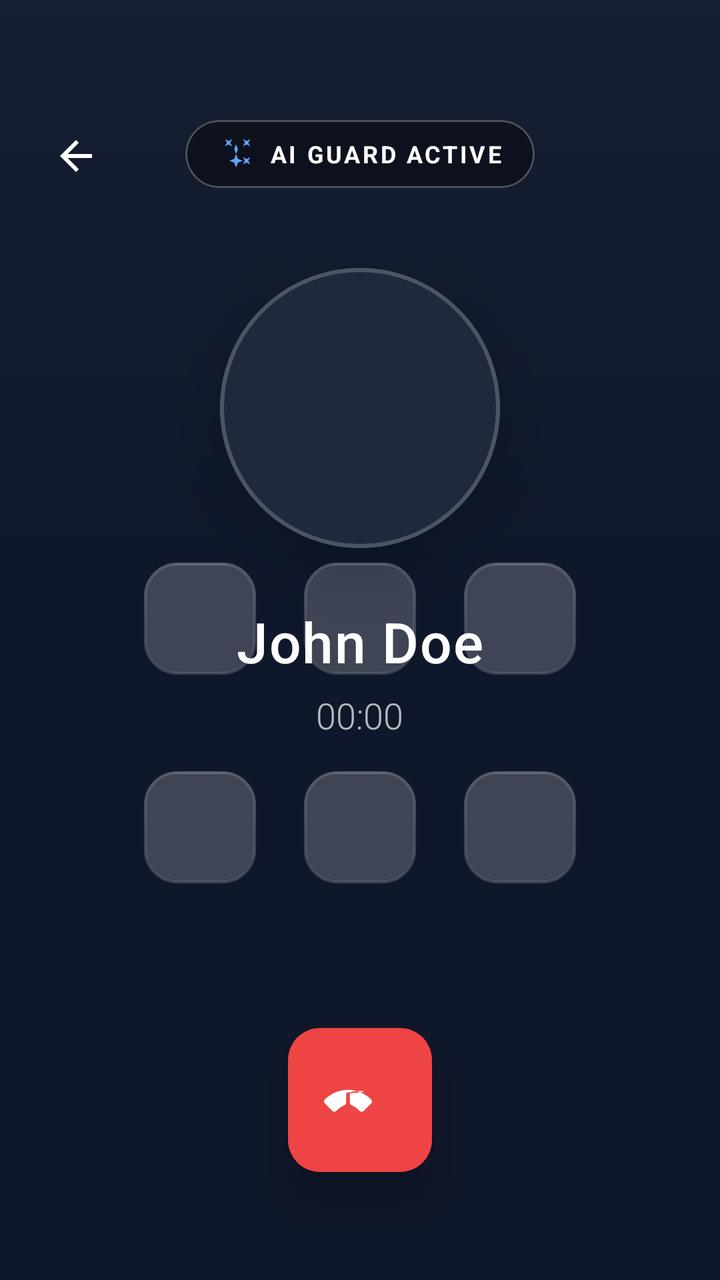
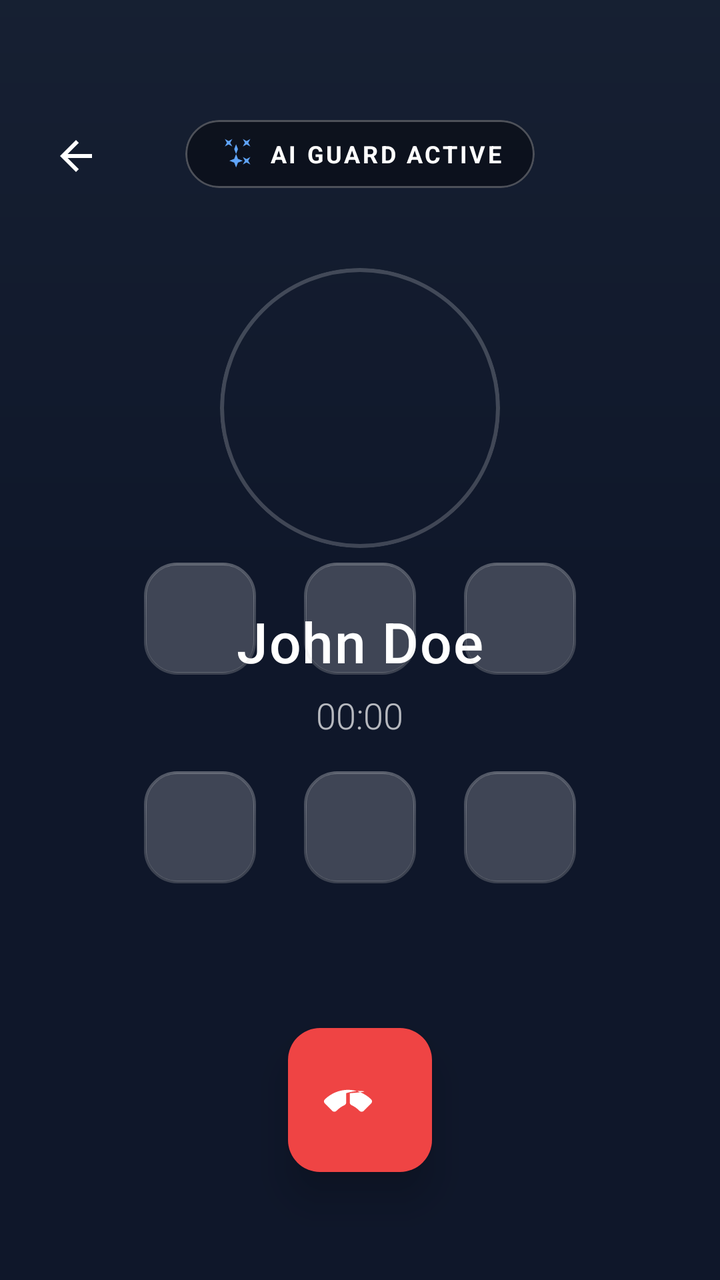

Compare the two renders of this Android layout. The source of the first and the diff that turns it into the second are given below.
<!-- AndroidManifest.xml: activity theme Theme.RealConnect -->
<!-- res/layout/activity_calling.xml -->
<?xml version="1.0" encoding="utf-8"?>
<androidx.constraintlayout.widget.ConstraintLayout xmlns:android="http://schemas.android.com/apk/res/android"
    xmlns:app="http://schemas.android.com/apk/res-auto"
    xmlns:tools="http://schemas.android.com/tools"
    android:id="@+id/root_calling_layout"
    android:layout_width="match_parent"
    android:layout_height="match_parent"
    android:background="#0F172A"
    android:clickable="true"
    android:focusable="true"
    tools:context=".CallingActivity">

    
    <org.webrtc.SurfaceViewRenderer
        android:id="@+id/fullscreen_video_view"
        android:layout_width="match_parent"
        android:layout_height="match_parent"
        android:visibility="gone"
        app:layout_constraintBottom_toBottomOf="parent"
        app:layout_constraintEnd_toEndOf="parent"
        app:layout_constraintStart_toStartOf="parent"
        app:layout_constraintTop_toTopOf="parent" />

    
    <View
        android:id="@+id/video_overlay_gradient_top"
        android:layout_width="match_parent"
        android:layout_height="220dp"
        android:background="@drawable/bg_calling_gradient"
        android:alpha="0.75"
        android:visibility="gone"
        app:layout_constraintTop_toTopOf="parent" />

    <View
        android:id="@+id/video_overlay_gradient_bottom"
        android:layout_width="match_parent"
        android:layout_height="280dp"
        android:background="#DD0F172A"
        android:visibility="gone"
        app:layout_constraintBottom_toBottomOf="parent" />

    
    <View
        android:id="@+id/voice_bg_glow"
        android:layout_width="match_parent"
        android:layout_height="300dp"
        android:background="@drawable/bg_calling_gradient"
        android:alpha="0.5"
        app:layout_constraintTop_toTopOf="parent" />

    
    <com.google.android.material.card.MaterialCardView
        android:id="@+id/card_pip_video"
        android:layout_width="110dp"
        android:layout_height="155dp"
        android:layout_marginTop="56dp"
        android:layout_marginEnd="16dp"
        android:visibility="gone"
        android:clickable="true"
        android:focusable="true"
        app:cardBackgroundColor="#1E293B"
        app:cardCornerRadius="16dp"
        app:cardElevation="20dp"
        app:strokeColor="#60A5FA"
        app:strokeWidth="2dp"
        app:layout_constraintEnd_toEndOf="parent"
        app:layout_constraintTop_toTopOf="parent">

        <org.webrtc.SurfaceViewRenderer
            android:id="@+id/pip_video_view"
            android:layout_width="match_parent"
            android:layout_height="match_parent" />
    </com.google.android.material.card.MaterialCardView>

    
    <ImageButton
        android:id="@+id/btn_minimize_call"
        android:layout_width="44dp"
        android:layout_height="44dp"
        android:layout_marginStart="16dp"
        android:layout_marginTop="56dp"
        android:background="?attr/selectableItemBackgroundBorderless"
        android:src="@drawable/ic_arrow_back"
        android:contentDescription="Minimize Call"
        app:tint="@color/white"
        app:layout_constraintStart_toStartOf="parent"
        app:layout_constraintTop_toTopOf="parent" />

    
    <com.google.android.material.card.MaterialCardView
        android:id="@+id/ai_status_badge"
        android:layout_width="wrap_content"
        android:layout_height="wrap_content"
        android:layout_marginTop="60dp"
        app:cardBackgroundColor="#66000000"
        app:cardCornerRadius="20dp"
        app:cardElevation="0dp"
        app:strokeColor="#44FFFFFF"
        app:strokeWidth="1dp"
        app:layout_constraintEnd_toEndOf="parent"
        app:layout_constraintStart_toStartOf="parent"
        app:layout_constraintTop_toTopOf="parent">

        <LinearLayout
            android:layout_width="wrap_content"
            android:layout_height="wrap_content"
            android:gravity="center_vertical"
            android:orientation="horizontal"
            android:paddingHorizontal="16dp"
            android:paddingVertical="8dp">

            <ImageView
                android:id="@+id/ai_icon"
                android:layout_width="18dp"
                android:layout_height="18dp"
                android:src="@drawable/ic_ai_mode"
                app:tint="#60A5FA" />

            <TextView
                android:id="@+id/text_ai_status"
                android:layout_width="wrap_content"
                android:layout_height="wrap_content"
                android:layout_marginStart="8dp"
                android:text="AI GUARD ACTIVE"
                android:textColor="#FFFFFF"
                android:textSize="12sp"
                android:textStyle="bold"
                android:letterSpacing="0.1" />
        </LinearLayout>
    </com.google.android.material.card.MaterialCardView>

    
    <com.google.android.material.card.MaterialCardView
        android:id="@+id/card_avatar"
        android:layout_width="140dp"
        android:layout_height="140dp"
        android:layout_marginTop="40dp"
        app:cardCornerRadius="70dp"
        app:cardElevation="20dp"
        app:strokeWidth="2dp"
        app:strokeColor="#33FFFFFF"
        app:layout_constraintEnd_toEndOf="parent"
        app:layout_constraintStart_toStartOf="parent"
        app:layout_constraintTop_toBottomOf="@id/ai_status_badge">

        <ImageView
            android:id="@+id/img_avatar_calling"
            android:layout_width="match_parent"
            android:layout_height="match_parent"
            android:background="#1E293B"
            android:scaleType="centerCrop"
            android:contentDescription="@string/desc_caller_avatar" />
    </com.google.android.material.card.MaterialCardView>

    
    <LinearLayout
        android:id="@+id/caller_info_container"
        android:layout_width="wrap_content"
        android:layout_height="wrap_content"
        android:gravity="center"
        android:orientation="vertical"
        android:layout_marginTop="28dp"
        app:layout_constraintEnd_toEndOf="parent"
        app:layout_constraintStart_toStartOf="parent"
        app:layout_constraintTop_toBottomOf="@id/card_avatar">

        <TextView
            android:id="@+id/text_caller_name"
            android:layout_width="wrap_content"
            android:layout_height="wrap_content"
            android:text="John Doe"
            android:textColor="@color/white"
            android:textSize="28sp"
            android:fontFamily="sans-serif-medium"
            android:letterSpacing="0.02" />

        <TextView
            android:id="@+id/text_call_timer"
            android:layout_width="wrap_content"
            android:layout_height="wrap_content"
            android:layout_marginTop="6dp"
            android:text="@string/timer_initial"
            android:textColor="#B3FFFFFF"
            android:textSize="18sp"
            android:fontFamily="sans-serif-light" />
    </LinearLayout>

    
    <TextView
        android:id="@+id/text_spam_warning"
        android:layout_width="wrap_content"
        android:layout_height="wrap_content"
        android:layout_marginTop="16dp"
        android:background="#FEF2F2"
        android:paddingHorizontal="16dp"
        android:paddingVertical="8dp"
        android:text="⚠ POSSIBLE SPAM CALL"
        android:textColor="#EF4444"
        android:textSize="14sp"
        android:textStyle="bold"
        android:visibility="gone"
        app:layout_constraintEnd_toEndOf="parent"
        app:layout_constraintStart_toStartOf="parent"
        app:layout_constraintTop_toBottomOf="@id/caller_info_container" />

    
    <androidx.constraintlayout.widget.ConstraintLayout
        android:id="@+id/controls_container"
        android:layout_width="match_parent"
        android:layout_height="wrap_content"
        android:layout_marginBottom="36dp"
        app:layout_constraintBottom_toTopOf="@+id/btn_end_call">

        <GridLayout
            android:layout_width="wrap_content"
            android:layout_height="wrap_content"
            android:columnCount="3"
            android:alignmentMode="alignMargins"
            android:useDefaultMargins="true"
            app:layout_constraintEnd_toEndOf="parent"
            app:layout_constraintStart_toStartOf="parent"
            app:layout_constraintTop_toTopOf="parent">

            <include layout="@layout/item_call_action" android:id="@+id/action_mute" />
            <include layout="@layout/item_call_action" android:id="@+id/action_speaker" />
            <include layout="@layout/item_call_action" android:id="@+id/action_video" />
            <include layout="@layout/item_call_action" android:id="@+id/action_flip_camera" />
            <include layout="@layout/item_call_action" android:id="@+id/action_ai_mode" />
            <include layout="@layout/item_call_action" android:id="@+id/action_record" />

        </GridLayout>

    </androidx.constraintlayout.widget.ConstraintLayout>

    
    <com.google.android.material.floatingactionbutton.FloatingActionButton
        android:id="@+id/btn_accept_call"
        android:layout_width="wrap_content"
        android:layout_height="wrap_content"
        android:layout_marginBottom="54dp"
        android:layout_marginEnd="32dp"
        android:src="@drawable/ic_call"
        android:visibility="gone"
        app:backgroundTint="#22C55E"
        app:elevation="12dp"
        app:fabCustomSize="72dp"
        app:maxImageSize="36dp"
        app:layout_constraintBottom_toBottomOf="parent"
        app:layout_constraintEnd_toStartOf="@+id/btn_end_call"
        app:layout_constraintHorizontal_chainStyle="packed"
        app:layout_constraintStart_toStartOf="parent"
        app:tint="@color/white"
        android:contentDescription="@string/action_add" />

    <com.google.android.material.floatingactionbutton.FloatingActionButton
        android:id="@+id/btn_end_call"
        android:layout_width="wrap_content"
        android:layout_height="wrap_content"
        android:layout_marginBottom="54dp"
        android:src="@drawable/ic_call_end"
        app:backgroundTint="#EF4444"
        app:elevation="12dp"
        app:fabCustomSize="72dp"
        app:maxImageSize="36dp"
        app:layout_constraintBottom_toBottomOf="parent"
        app:layout_constraintEnd_toEndOf="parent"
        app:layout_constraintStart_toEndOf="@+id/btn_accept_call"
        app:tint="@color/white"
        android:contentDescription="@string/desc_end_call" />

</androidx.constraintlayout.widget.ConstraintLayout>
<!-- res/layout/item_call_action.xml (included above) -->
<?xml version="1.0" encoding="utf-8"?>
<LinearLayout xmlns:android="http://schemas.android.com/apk/res/android"
    xmlns:app="http://schemas.android.com/apk/res-auto"
    android:layout_width="wrap_content"
    android:layout_height="wrap_content"
    android:gravity="center"
    android:orientation="vertical"
    android:padding="8dp"
    android:clickable="true"
    android:focusable="true"
    android:background="?attr/selectableItemBackgroundBorderless">

    <com.google.android.material.floatingactionbutton.FloatingActionButton
        android:id="@+id/fab_action"
        android:layout_width="wrap_content"
        android:layout_height="wrap_content"
        android:clickable="false"
        android:focusable="false"
        app:backgroundTint="#33FFFFFF"
        app:elevation="0dp"
        app:fabSize="normal"
        app:tint="@color/white"
        app:borderWidth="1dp"
        app:strokeColor="#40FFFFFF" />

    <TextView
        android:id="@+id/text_action_label"
        android:layout_width="wrap_content"
        android:layout_height="wrap_content"
        android:layout_marginTop="8dp"
        android:textColor="@color/white"
        android:textSize="12sp"
        android:fontFamily="sans-serif-medium"
        android:alpha="0.8"
        android:clickable="false"
        android:focusable="false" />

</LinearLayout>
<!-- resources referenced by this layout -->
<resources>
  <color name="white">#FFFFFF</color>
  <!-- drawable bg_calling_gradient (drawable) -->
  <?xml version="1.0" encoding="utf-8"?>
  <shape xmlns:android="http://schemas.android.com/apk/res/android"
      android:shape="rectangle">
      <gradient
          android:angle="270"
          android:endColor="#0F172A"
          android:startColor="#1E293B"
          android:type="linear" />
  </shape>
  <!-- drawable ic_ai_mode (drawable) -->
  <vector xmlns:android="http://schemas.android.com/apk/res/android"
      android:width="24dp"
      android:height="24dp"
      android:viewportWidth="24"
      android:viewportHeight="24">
    <path
        android:fillColor="#8B5CF6"
        android:pathData="M7.5,5.6L10,7L8.6,4.5L10,2L7.5,3.4L5,2L6.4,4.5L5,7L7.5,5.6Z M19.5,15.4L17,14L18.4,16.5L17,19L19.5,17.6L22,19L20.6,16.5L22,14L19.5,15.4Z M22,2L19.5,3.4L17,2L18.4,4.5L17,7L19.5,5.6L22,7L20.6,4.5L22,2Z M11.25,8.75L12.5,12L11.25,15.25L8,16.5L11.25,17.75L12.5,21L13.75,17.75L17,16.5L13.75,15.25L12.5,12L13.75,8.75L12.5,5.5L11.25,8.75Z"/>
  </vector>
  <!-- drawable ic_arrow_back (drawable) -->
  <vector xmlns:android="http://schemas.android.com/apk/res/android"
      android:width="24dp"
      android:height="24dp"
      android:viewportWidth="24"
      android:viewportHeight="24"
      android:tint="?attr/colorControlNormal">
    <path
        android:fillColor="@android:color/white"
        android:pathData="M20,11H7.83l5.59,-5.59L12,4l-8,8 8,8 1.41,-1.41L7.83,13H20v-2z"/>
  </vector>
  <!-- drawable ic_call (drawable) -->
  <vector xmlns:android="http://schemas.android.com/apk/res/android"
      android:width="24dp"
      android:height="24dp"
      android:viewportWidth="24"
      android:viewportHeight="24"
      android:tint="?attr/colorControlNormal">
    <path
        android:fillColor="@android:color/white"
        android:pathData="M20.01,15.38c-1.23,0 -2.42,-0.2 -3.53,-0.56a0.977,0.977 0,0 0,-1.01 0.24l-2.2,2.2c-2.83,-1.44 -5.15,-3.75 -6.59,-6.59l2.2,-2.21a0.96,0.96 0,0 0,0.25 -1.01c-0.36,-1.11 -0.55,-2.3 -0.55,-3.53 0,-0.55 -0.45,-1 -1,-1H4.03c-0.55,0 -1,0.45 -1,1 0,9.39 7.61,17 17,17 0.55,0 1,-0.45 1,-1v-3.52c0,-0.55 -0.45,-1 -1,-1z"/>
  </vector>
  <string name="action_add">Add</string>
  <string name="desc_caller_avatar">Caller Avatar</string>
  <string name="desc_end_call">End Call</string>
  <string name="timer_initial">00:00</string>
  <style name="Theme.RealConnect" parent="Base.Theme.RealConnect" />
  <style name="Base.Theme.RealConnect" parent="Theme.Material3.DayNight.NoActionBar">
          
          <item name="colorPrimary">@color/colorPrimary</item>
          <item name="colorPrimaryVariant">@color/colorPrimaryDark</item>
          <item name="colorOnPrimary">@color/white</item>
          
          <item name="colorSecondary">@color/colorAccent</item>
          <item name="colorOnSecondary">@color/black</item>
  
          
          <item name="android:statusBarColor">@color/background</item>
          <item name="android:windowLightStatusBar">true</item>
  
          
          <item name="android:windowBackground">@color/background</item>
          <item name="colorSurface">@color/surface</item>
          <item name="colorOnSurface">@color/onSurface</item>
      </style>
  <color name="colorPrimary">#0EA5E9</color>
  <color name="colorPrimaryDark">#0284C7</color>
  <color name="colorAccent">#38BDF8</color>
  <color name="black">#000000</color>
  <color name="background">#F8FAFC</color>
  <color name="surface">#FFFFFF</color>
  <color name="onSurface">#0F172A</color>
  <!-- unchanged entries left out for length: 1 -->
</resources>

<!-- the commit's change to res/layout/activity_calling.xml (unified diff, before → after) -->
@@ -5,12 +5,30 @@
     android:id="@+id/root_calling_layout"
     android:layout_width="match_parent"
     android:layout_height="match_parent"
-    android:background="#0F172A"
+    android:background="@android:color/transparent"
     android:clickable="true"
     android:focusable="true"
     tools:context=".CallingActivity">
 
     
+    <View
+        android:id="@+id/voice_mode_background"
+        android:layout_width="match_parent"
+        android:layout_height="match_parent"
+        android:background="#0F172A" />
+
+    
+    <VideoView
+        android:id="@+id/video_view_audio_bg"
+        android:layout_width="match_parent"
+        android:layout_height="match_parent"
+        android:visibility="gone"
+        app:layout_constraintBottom_toBottomOf="parent"
+        app:layout_constraintEnd_toEndOf="parent"
+        app:layout_constraintStart_toStartOf="parent"
+        app:layout_constraintTop_toTopOf="parent" />
+
+    
     <org.webrtc.SurfaceViewRenderer
         android:id="@+id/fullscreen_video_view"
         android:layout_width="match_parent"
@@ -21,23 +39,6 @@
         app:layout_constraintStart_toStartOf="parent"
         app:layout_constraintTop_toTopOf="parent" />
 
-    
-    <View
-        android:id="@+id/video_overlay_gradient_top"
-        android:layout_width="match_parent"
-        android:layout_height="220dp"
-        android:background="@drawable/bg_calling_gradient"
-        android:alpha="0.75"
-        android:visibility="gone"
-        app:layout_constraintTop_toTopOf="parent" />
-
-    <View
-        android:id="@+id/video_overlay_gradient_bottom"
-        android:layout_width="match_parent"
-        android:layout_height="280dp"
-        android:background="#DD0F172A"
-        android:visibility="gone"
-        app:layout_constraintBottom_toBottomOf="parent" />
 
     
     <View
@@ -58,9 +59,11 @@
         android:visibility="gone"
         android:clickable="true"
         android:focusable="true"
+        app:cardPreventCornerOverlap="false"
+        app:cardUseCompatPadding="false"
         app:cardBackgroundColor="#1E293B"
         app:cardCornerRadius="16dp"
-        app:cardElevation="20dp"
+        app:cardElevation="24dp"
         app:strokeColor="#60A5FA"
         app:strokeWidth="2dp"
         app:layout_constraintEnd_toEndOf="parent"
@@ -69,7 +72,8 @@
         <org.webrtc.SurfaceViewRenderer
             android:id="@+id/pip_video_view"
             android:layout_width="match_parent"
-            android:layout_height="match_parent" />
+            android:layout_height="match_parent"
+            android:visibility="gone" />
     </com.google.android.material.card.MaterialCardView>
 
     
@@ -136,9 +140,12 @@
         android:layout_height="140dp"
         android:layout_marginTop="40dp"
         app:cardCornerRadius="70dp"
-        app:cardElevation="20dp"
+        app:cardPreventCornerOverlap="false"
+        app:cardUseCompatPadding="false"
+        app:cardElevation="0dp"
         app:strokeWidth="2dp"
         app:strokeColor="#33FFFFFF"
+        app:cardBackgroundColor="@android:color/transparent"
         app:layout_constraintEnd_toEndOf="parent"
         app:layout_constraintStart_toStartOf="parent"
         app:layout_constraintTop_toBottomOf="@id/ai_status_badge">
@@ -147,7 +154,6 @@
             android:id="@+id/img_avatar_calling"
             android:layout_width="match_parent"
             android:layout_height="match_parent"
-            android:background="#1E293B"
             android:scaleType="centerCrop"
             android:contentDescription="@string/desc_caller_avatar" />
     </com.google.android.material.card.MaterialCardView>
